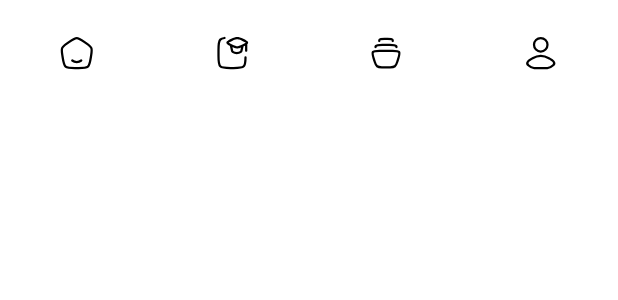
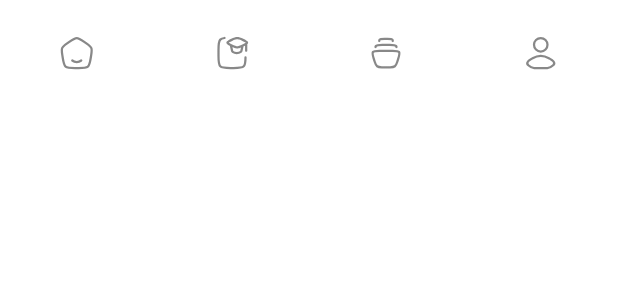
Before and after one commit to 1guccii/UpAndDown, an Android app built with Jetpack Compose: the @Preview function BottomBarPreview, on a phone screen of 412 x 824 dp. Shown: the top 300 px of the screen. Run offline under Robolectric (Android 15) with nearby library versions, the phone set to English and light mode, and no system bars.

Commit message:
feat : upgrade bottom bar

```diff
--- a/app/src/main/java/com/j4kerstudio/upanddown/MainActivity.kt
+++ b/app/src/main/java/com/j4kerstudio/upanddown/MainActivity.kt
@@ -12,6 +12,7 @@ import androidx.compose.ui.Modifier
 import androidx.navigation.NavHostController
 import androidx.navigation.compose.rememberNavController
 import com.j4kerstudio.upanddown.presentation.ui.component.BottomBar
+import com.j4kerstudio.upanddown.presentation.ui.screen.HomeScreen
 import com.j4kerstudio.upanddown.presentation.ui.theme.UpAndDownTheme
 import com.j4kerstudio.upanddown.until.GoogleSignInHelper
 
@@ -28,7 +29,7 @@ class MainActivity : ComponentActivity() {
                     verticalArrangement = Arrangement.Center,
                     modifier = Modifier.fillMaxSize(1f)
                 ) {
-                    BottomBar()
+                    HomeScreen(navController = rememberNavController())
                 }
             }
         }
--- a/app/src/main/java/com/j4kerstudio/upanddown/presentation/ui/component/BottomBar.kt
+++ b/app/src/main/java/com/j4kerstudio/upanddown/presentation/ui/component/BottomBar.kt
@@ -13,15 +13,17 @@ import androidx.compose.runtime.remember
 import androidx.compose.runtime.setValue
 import androidx.compose.ui.Alignment
 import androidx.compose.ui.Modifier
+import androidx.compose.ui.graphics.Color
 import androidx.compose.ui.graphics.vector.ImageVector
 import androidx.compose.ui.res.vectorResource
 import androidx.compose.ui.tooling.preview.Preview
 import androidx.compose.ui.unit.dp
 import com.j4kerstudio.upanddown.R
+import com.j4kerstudio.upanddown.presentation.ui.theme.PrimeColor
 
 @Composable
 fun BottomBar() {
-    var selectedIndex by remember { mutableStateOf(0) }
+    var selectedIndex by remember { mutableStateOf(-1) }
     Row(
         verticalAlignment = Alignment.CenterVertically,
         horizontalArrangement = Arrangement.Absolute.SpaceAround,
@@ -30,16 +32,37 @@ fun BottomBar() {
         IconButton(
             onClick = { selectedIndex = 0 }
         ) {
-            Icon(imageVector = ImageVector.vectorResource(id = R.drawable.home), contentDescription = "home")
+            Icon(
+                imageVector = ImageVector.vectorResource(id = R.drawable.home),
+                contentDescription = "home",
+                tint = if (selectedIndex == 0) Color.Blue else Color.Gray
+                )
         }
-        IconButton(onClick = { /*TODO*/ }) {
-            Icon(imageVector = ImageVector.vectorResource(id = R.drawable.course), contentDescription = "course")
+        IconButton(
+            onClick = { selectedIndex = 1 }
+        ) {
+            Icon(
+                imageVector = ImageVector.vectorResource(id = R.drawable.course),
+                contentDescription = "course",
+                tint = if (selectedIndex == 1) Color.Blue else Color.Gray
+                )
         }
-        IconButton(onClick = { /*TODO*/ }) {
-            Icon(imageVector = ImageVector.vectorResource(id = R.drawable.folder_library), contentDescription = "library")
+        IconButton(
+            onClick = { selectedIndex = 2 }
+        ) {
+            Icon(
+                imageVector = ImageVector.vectorResource(id = R.drawable.folder_library),
+                contentDescription = "library",
+                tint = if (selectedIndex == 2) Color.Blue else Color.Gray
+            )
         }
-        IconButton(onClick = { /*TODO*/ }) {
-            Icon(imageVector = ImageVector.vectorResource(id = R.drawable.user), contentDescription = "user")
+        IconButton(
+            onClick = { selectedIndex = 3 }
+        ) {
+            Icon(imageVector = ImageVector.vectorResource(id = R.drawable.user),
+                contentDescription = "user",
+                tint = if (selectedIndex == 3) Color.Blue else Color.Gray
+                )
         }
     }
 }
--- a/app/src/main/java/com/j4kerstudio/upanddown/presentation/ui/screen/HomeScreen.kt
+++ b/app/src/main/java/com/j4kerstudio/upanddown/presentation/ui/screen/HomeScreen.kt
@@ -25,6 +25,7 @@ fun HomeScreen(navController: NavController) {
     }
 }
 
+
 @Preview(showBackground = true)
 @Composable
 fun HomeScreenPreview() {
```
